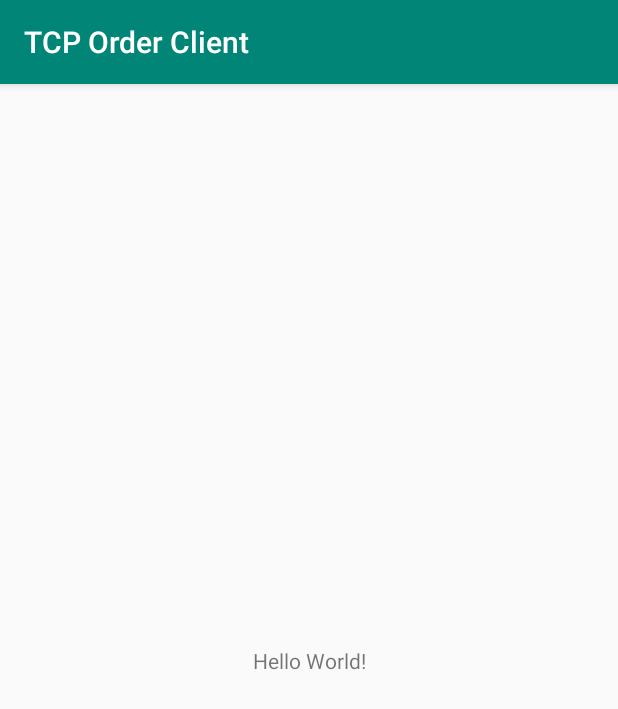
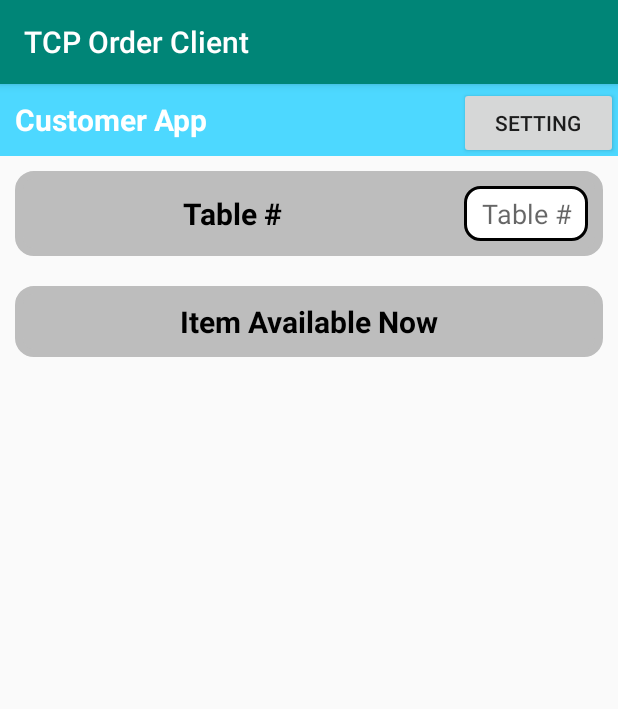
Before and after one commit to ahxagent007/TCP_Order_Client_App, an Android app: the screen it shows after launch (MainActivity), on a phone screen of 412 x 824 dp. Shown: the top 709 px of the screen. Run offline under Robolectric (Android 15) with nearby library versions, the phone set to English and light mode, and no system bars.

Commit message:
UI Customer App

```diff
--- /dev/null
+++ b/app/src/main/res/drawable-v24/round_bgg_white.xml
@@ -0,0 +1,10 @@
+<?xml version="1.0" encoding="utf-8"?>
+<shape xmlns:android="http://schemas.android.com/apk/res/android" >
+    <solid android:color="#FFFFFF" />
+    <stroke
+        android:width="2dp"
+        android:color="#000000" />
+    <corners android:radius="10dp" />
+</shape>
+
+<!-- <solid android:color="#FFFFFF" />-->
--- /dev/null
+++ b/app/src/main/res/drawable/round_grey.xml
@@ -0,0 +1,10 @@
+<?xml version="1.0" encoding="utf-8"?>
+<shape xmlns:android="http://schemas.android.com/apk/res/android" >
+    <solid android:color="#FFFFFF" />
+    <stroke
+        android:width="5dp"
+        android:color="@color/bg_grey" />
+    <corners android:radius="10dp" />
+
+    <solid android:color="@color/bg_grey" />
+</shape>
--- a/app/src/main/res/layout/activity_main.xml
+++ b/app/src/main/res/layout/activity_main.xml
@@ -1,18 +1,97 @@
 <?xml version="1.0" encoding="utf-8"?>
-<androidx.constraintlayout.widget.ConstraintLayout xmlns:android="http://schemas.android.com/apk/res/android"
+<LinearLayout xmlns:android="http://schemas.android.com/apk/res/android"
     xmlns:app="http://schemas.android.com/apk/res-auto"
     xmlns:tools="http://schemas.android.com/tools"
     android:layout_width="match_parent"
     android:layout_height="match_parent"
-    tools:context=".MainActivity">
+    tools:context=".MainActivity"
+    android:orientation="vertical">
 
-    <TextView
-        android:layout_width="wrap_content"
+
+    <LinearLayout
+        android:layout_width="match_parent"
         android:layout_height="wrap_content"
-        android:text="Hello World!"
-        app:layout_constraintBottom_toBottomOf="parent"
-        app:layout_constraintLeft_toLeftOf="parent"
-        app:layout_constraintRight_toRightOf="parent"
-        app:layout_constraintTop_toTopOf="parent" />
+        android:background="@color/bg_blue"
+        android:orientation="horizontal"
+        android:weightSum="10">
 
-</androidx.constraintlayout.widget.ConstraintLayout>
+        <TextView
+            android:layout_width="wrap_content"
+            android:layout_height="match_parent"
+            android:layout_weight="9"
+            android:text="Customer App"
+            android:textColor="#FFFFFF"
+            android:textSize="20dp"
+            android:padding="10dp"
+            android:textStyle="bold"/>
+
+        <Button
+            android:layout_width="wrap_content"
+            android:layout_height="wrap_content"
+            android:layout_weight="1"
+            android:text="Setting"/>
+    </LinearLayout>
+
+    <LinearLayout
+        android:layout_width="match_parent"
+        android:layout_height="wrap_content"
+        android:background="@drawable/round_grey"
+        android:orientation="horizontal"
+        android:weightSum="10"
+        android:layout_margin="10dp">
+
+        <TextView
+            android:layout_width="wrap_content"
+            android:layout_height="match_parent"
+            android:layout_weight="9"
+            android:text="Table #"
+            android:textColor="#000000"
+            android:textSize="20dp"
+            android:padding="10dp"
+            android:textStyle="bold"
+            android:gravity="center"/>
+
+        <EditText
+            android:layout_width="wrap_content"
+            android:layout_height="match_parent"
+            android:layout_weight="1"
+            android:hint="Table #"
+            android:gravity="center"
+            android:background="@drawable/round_bgg_white"
+            android:layout_margin="10dp"
+            />
+    </LinearLayout>
+
+   <LinearLayout
+       android:layout_width="match_parent"
+       android:layout_height="wrap_content"
+       android:orientation="vertical"
+       android:background="@drawable/round_grey"
+       android:layout_margin="10dp">
+
+       <TextView
+           android:layout_width="match_parent"
+           android:layout_height="wrap_content"
+           android:text="Item Available Now"
+           android:textColor="#000000"
+           android:textSize="20dp"
+           android:padding="10dp"
+           android:textStyle="bold"
+           android:gravity="center"/>
+
+       <ScrollView
+           android:layout_width="match_parent"
+           android:layout_height="wrap_content">
+
+           <ListView
+               android:layout_width="match_parent"
+               android:layout_height="match_parent"/>
+
+       </ScrollView>
+
+
+   </LinearLayout>
+
+
+
+</LinearLayout>
--- a/app/src/main/res/values/colors.xml
+++ b/app/src/main/res/values/colors.xml
@@ -3,4 +3,11 @@
     <color name="colorPrimary">#008577</color>
     <color name="colorPrimaryDark">#00574B</color>
     <color name="colorAccent">#D81B60</color>
+
+    <color name="bg_red">#ff4a4a</color>
+    <color name="bg_grey">#bdbdbd</color>
+    <color name="bg_green">#58bf64</color>
+    <color name="bg_blue">#4dd8ff</color>
+    <color name="white">#FFFFFF</color>
+
 </resources>
```
Also changed, not shown: app/src/main/res/drawable/round_blue.xml (added, +10 -0 lines), app/src/main/res/drawable/round_green.xml (added, +10 -0 lines), app/src/main/res/drawable/round_red.xml (added, +10 -0 lines), app/src/main/res/drawable/round_white.xml (added, +10 -0 lines), app/src/main/res/layout/single_item_list.xml (added, +49 -0 lines).
